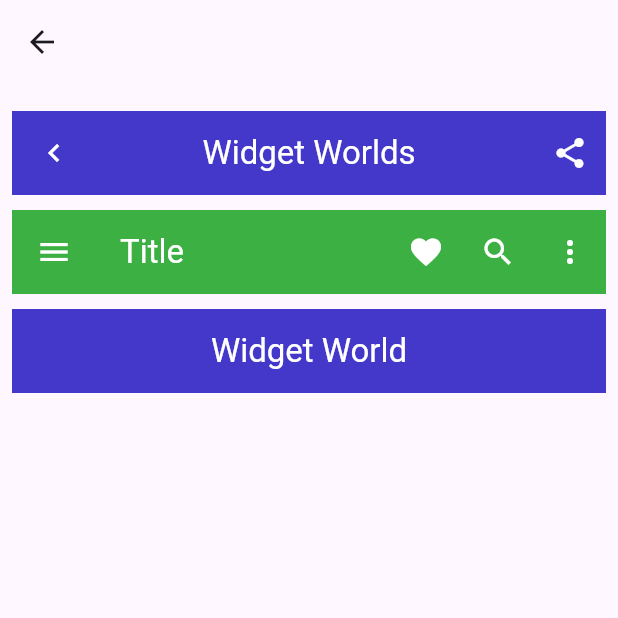
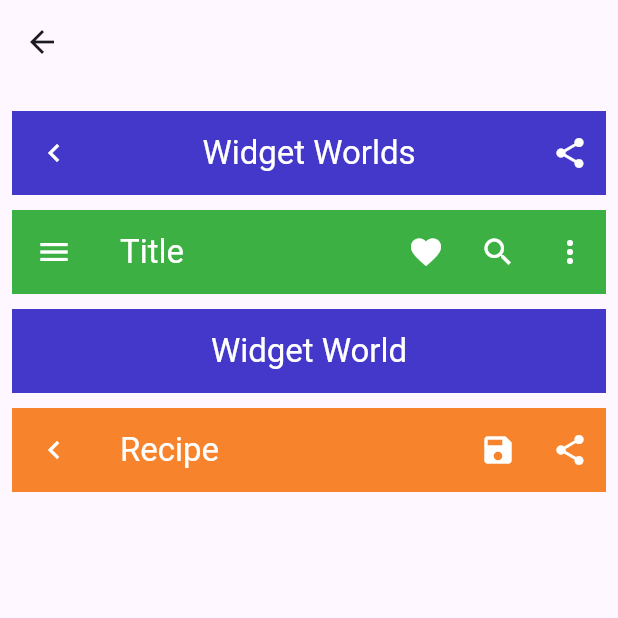
Before and after one commit to KhubaibJamal/FYP, a Flutter app: the AppBars screen opened directly, on a phone screen of 412 x 824 dp, the top half of it. Run offline on Flutter 3.47's test engine with Material 3 defaults, Android fonts, the phone set to English and light mode, and no system bars.

Commit message:
widget:recipe appbar

```diff
--- /dev/null
+++ b/lib/appbars/appbar4.dart
@@ -0,0 +1,36 @@
+import 'package:flutter/material.dart';
+
+class AppBar4 extends StatelessWidget {
+  const AppBar4({super.key});
+
+  @override
+  Widget build(BuildContext context) {
+    return AppBar(
+      backgroundColor: const Color(0xffFF8527),
+      elevation: 1,
+      leading: IconButton(
+        icon: const Icon(
+          Icons.keyboard_arrow_left,
+          color: Colors.white,
+        ),
+        onPressed: () {
+          // Navigator.pop(context);
+        },
+      ),
+      title: const Text(
+        "Recipe",
+        style: TextStyle(color: Colors.white),
+      ),
+      actions: [
+        IconButton(
+          icon: const Icon(Icons.save, color: Colors.white),
+          onPressed: () {},
+        ),
+        IconButton(
+          icon: const Icon(Icons.share, color: Colors.white),
+          onPressed: () {},
+        )
+      ],
+    );
+  }
+}
--- a/lib/home/appbars.dart
+++ b/lib/home/appbars.dart
@@ -2,6 +2,7 @@ import 'package:flutter/material.dart';
 import 'package:fyp/appbars/appbar1.dart';
 import 'package:fyp/appbars/appbar2.dart';
 import 'package:fyp/appbars/appbar3.dart';
+import 'package:fyp/appbars/appbar4.dart';
 
 class AppBars extends StatelessWidget {
   const AppBars({super.key});
@@ -22,6 +23,8 @@ class AppBars extends StatelessWidget {
               SizedBox(height: 10),
               AppBar3(),
               SizedBox(height: 10),
+              AppBar4(),
+              SizedBox(height: 10),
             ],
           ),
         ),
```
